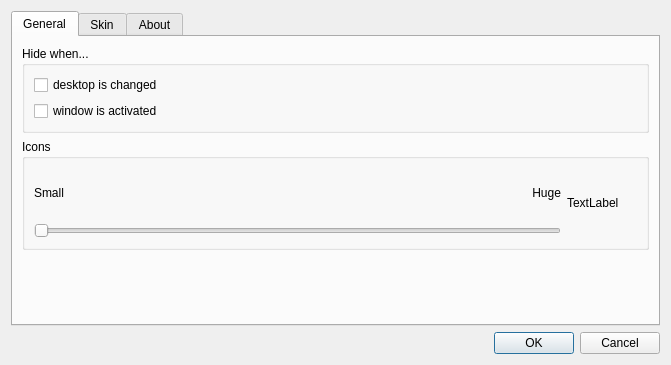
The window that src/optionsdlg.ui (eagafonov/ikonized) describes before a commit, drawn with Qt 5.
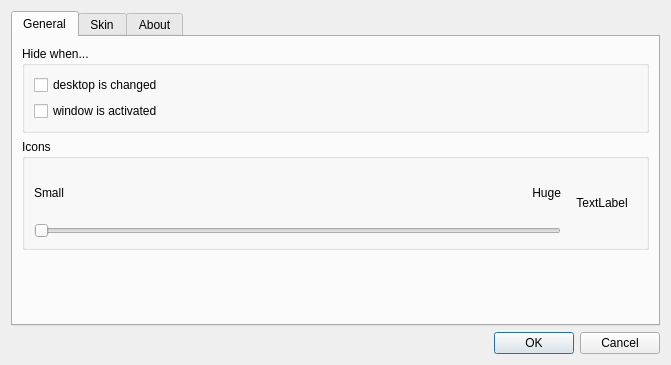
The same window after the commit.

Commit message: Align icon prevew

Diff of the .ui file:
```diff
--- a/src/optionsdlg.ui
+++ b/src/optionsdlg.ui
@@ -153,6 +153,9 @@
                 <property name="text">
                  <string>TextLabel</string>
                 </property>
+                <property name="alignment">
+                 <set>Qt::AlignCenter</set>
+                </property>
                </widget>
               </item>
              </layout>
```
